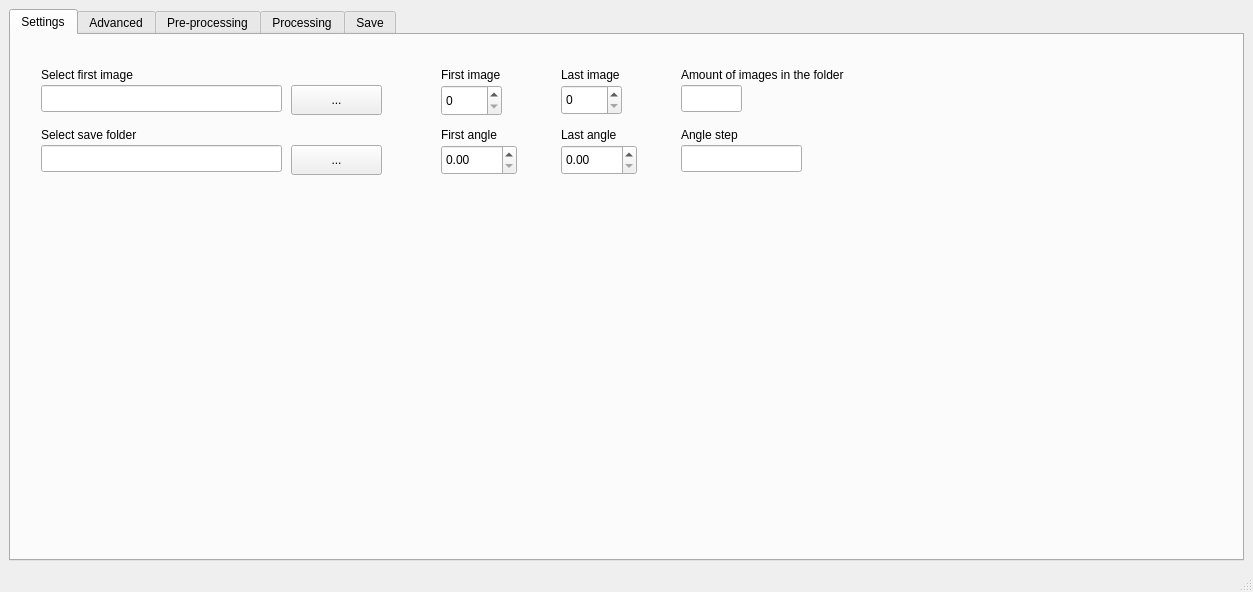
Old version of the form User Interface/mainwindow.ui in the repository MaGnaFlo/PWRI.
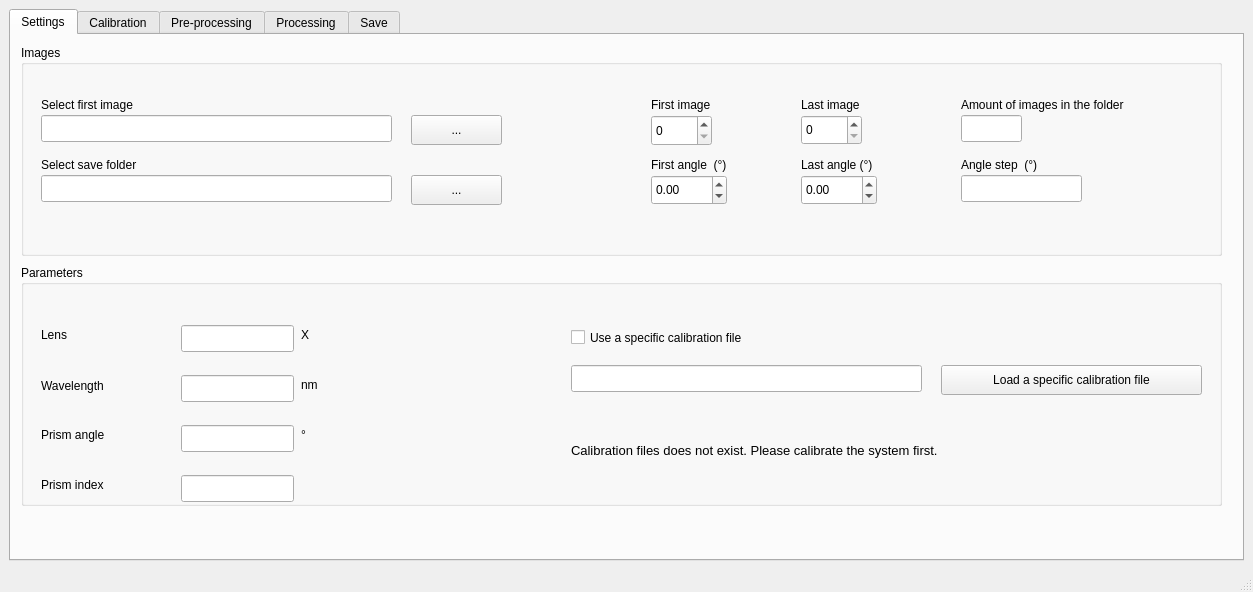
New version of the form. The open tabs and pages were chosen to show the change. Custom widgets are drawn as their Qt base class.

What changed in the file:
```diff
--- a/User Interface/mainwindow.ui
+++ b/User Interface/mainwindow.ui
@@ -31,7 +31,7 @@
         <property name="geometry">
          <rect>
           <x>30</x>
-          <y>90</y>
+          <y>120</y>
           <width>341</width>
           <height>19</height>
          </rect>
@@ -43,8 +43,8 @@
        <widget class="QPushButton" name="pushSelectImg">
         <property name="geometry">
          <rect>
-          <x>280</x>
-          <y>50</y>
+          <x>400</x>
+          <y>80</y>
           <width>91</width>
           <height>30</height>
          </rect>
@@ -56,8 +56,8 @@
        <widget class="QPushButton" name="pushSaveImg">
         <property name="geometry">
          <rect>
-          <x>280</x>
-          <y>110</y>
+          <x>400</x>
+          <y>140</y>
           <width>91</width>
           <height>30</height>
          </rect>
@@ -70,8 +70,8 @@
         <property name="geometry">
          <rect>
           <x>30</x>
-          <y>50</y>
-          <width>241</width>
+          <y>80</y>
+          <width>351</width>
           <height>27</height>
          </rect>
         </property>
@@ -80,7 +80,7 @@
         <property name="geometry">
          <rect>
           <x>30</x>
-          <y>30</y>
+          <y>60</y>
           <width>341</width>
           <height>19</height>
          </rect>
@@ -93,8 +93,8 @@
         <property name="geometry">
          <rect>
           <x>30</x>
-          <y>110</y>
-          <width>241</width>
+          <y>140</y>
+          <width>351</width>
           <height>27</height>
          </rect>
         </property>
@@ -102,8 +102,8 @@
        <widget class="QSpinBox" name="firstNumber">
         <property name="geometry">
          <rect>
-          <x>430</x>
-          <y>50</y>
+          <x>640</x>
+          <y>80</y>
           <width>61</width>
           <height>31</height>
          </rect>
@@ -115,8 +115,8 @@
        <widget class="QSpinBox" name="lastNumber">
         <property name="geometry">
          <rect>
-          <x>550</x>
-          <y>50</y>
+          <x>790</x>
+          <y>80</y>
           <width>61</width>
           <height>30</height>
          </rect>
@@ -128,9 +128,9 @@
        <widget class="QLabel" name="label_7">
         <property name="geometry">
          <rect>
-          <x>430</x>
-          <y>30</y>
-          <width>101</width>
+          <x>640</x>
+          <y>60</y>
+          <width>131</width>
           <height>19</height>
          </rect>
         </property>
@@ -141,9 +141,9 @@
        <widget class="QLabel" name="label_8">
         <property name="geometry">
          <rect>
-          <x>550</x>
-          <y>30</y>
-          <width>91</width>
+          <x>790</x>
+          <y>60</y>
+          <width>141</width>
           <height>19</height>
          </rect>
         </property>
@@ -154,28 +154,43 @@
        <widget class="QDoubleSpinBox" name="angleStart">
         <property name="geometry">
          <rect>
-          <x>430</x>
-          <y>110</y>
+          <x>640</x>
+          <y>140</y>
           <width>76</width>
           <height>30</height>
          </rect>
         </property>
+        <property name="minimum">
+         <double>-360.000000000000000</double>
+        </property>
+        <property name="maximum">
+         <double>360.000000000000000</double>
+        </property>
        </widget>
        <widget class="QDoubleSpinBox" name="angleEnd">
         <property name="geometry">
          <rect>
-          <x>550</x>
-          <y>110</y>
+          <x>790</x>
+          <y>140</y>
           <width>76</width>
           <height>30</height>
          </rect>
         </property>
+        <property name="minimum">
+         <double>-360.000000000000000</double>
+        </property>
+        <property name="maximum">
+         <double>360.000000000000000</double>
+        </property>
+        <property name="singleStep">
+         <double>1.000000000000000</double>
+        </property>
        </widget>
        <widget class="QLineEdit" name="nImages">
         <property name="geometry">
          <rect>
-          <x>670</x>
-          <y>50</y>
+          <x>950</x>
+          <y>80</y>
           <width>61</width>
           <height>27</height>
          </rect>
@@ -190,8 +205,8 @@
        <widget class="QLineEdit" name="angleStep">
         <property name="geometry">
          <rect>
-          <x>670</x>
-          <y>110</y>
+          <x>950</x>
+          <y>140</y>
           <width>121</width>
           <height>27</height>
          </rect>
@@ -206,8 +221,8 @@
        <widget class="QLabel" name="label_9">
         <property name="geometry">
          <rect>
-          <x>670</x>
-          <y>30</y>
+          <x>950</x>
+          <y>60</y>
           <width>291</width>
           <height>19</height>
          </rect>
@@ -219,46 +234,277 @@
        <widget class="QLabel" name="label_10">
         <property name="geometry">
          <rect>
-          <x>430</x>
-          <y>90</y>
-          <width>68</width>
+          <x>640</x>
+          <y>120</y>
+          <width>131</width>
           <height>19</height>
          </rect>
         </property>
         <property name="text">
-         <string>First angle</string>
+         <string>First angle  (°)</string>
         </property>
        </widget>
        <widget class="QLabel" name="label_11">
         <property name="geometry">
          <rect>
-          <x>550</x>
-          <y>90</y>
-          <width>68</width>
+          <x>790</x>
+          <y>120</y>
+          <width>161</width>
           <height>19</height>
          </rect>
         </property>
         <property name="text">
-         <string>Last angle</string>
+         <string>Last angle (°)</string>
         </property>
        </widget>
        <widget class="QLabel" name="label_12">
         <property name="geometry">
          <rect>
-          <x>670</x>
-          <y>90</y>
+          <x>950</x>
+          <y>120</y>
           <width>111</width>
           <height>19</height>
          </rect>
         </property>
         <property name="text">
-         <string>Angle step</string>
+         <string>Angle step  (°)</string>
         </property>
        </widget>
+       <widget class="QGroupBox" name="groupBox">
+        <property name="geometry">
+         <rect>
+          <x>10</x>
+          <y>10</y>
+          <width>1201</width>
+          <height>211</height>
+         </rect>
+        </property>
+        <property name="title">
+         <string>Images</string>
+        </property>
+       </widget>
+       <widget class="QGroupBox" name="groupBox_2">
+        <property name="geometry">
+         <rect>
+          <x>10</x>
+          <y>230</y>
+          <width>1201</width>
+          <height>241</height>
+         </rect>
+        </property>
+        <property name="title">
+         <string>Parameters</string>
+        </property>
+        <widget class="QLabel" name="label_3">
+         <property name="geometry">
+          <rect>
+           <x>20</x>
+           <y>60</y>
+           <width>68</width>
+           <height>19</height>
+          </rect>
+         </property>
+         <property name="text">
+          <string>Lens</string>
+         </property>
+        </widget>
+        <widget class="QLabel" name="label_19">
+         <property name="geometry">
+          <rect>
+           <x>20</x>
+           <y>110</y>
+           <width>111</width>
+           <height>21</height>
+          </rect>
+         </property>
+         <property name="text">
+          <string>Wavelength</string>
+         </property>
+        </widget>
+        <widget class="QLabel" name="label_20">
+         <property name="geometry">
+          <rect>
+           <x>20</x>
+           <y>160</y>
+           <width>111</width>
+           <height>19</height>
+          </rect>
+         </property>
+         <property name="text">
+          <string>Prism angle</string>
+         </property>
+        </widget>
+        <widget class="QLabel" name="label_21">
+         <property name="geometry">
+          <rect>
+           <x>20</x>
+           <y>210</y>
+           <width>111</width>
+           <height>19</height>
+          </rect>
+         </property>
+         <property name="text">
+          <string>Prism index</string>
+         </property>
+        </widget>
+        <widget class="QLabel" name="label_isCalibOK">
+         <property name="geometry">
+          <rect>
+           <x>550</x>
+           <y>170</y>
+           <width>631</width>
+           <height>31</height>
+          </rect>
+         </property>
+         <property name="font">
+          <font>
+           <pointsize>10</pointsize>
+          </font>
+         </property>
+         <property name="text">
+          <string>Calibration files does not exist. Please calibrate the system first.</string>
+         </property>
+        </widget>
+        <widget class="QLineEdit" name="line_lens">
+         <property name="geometry">
+          <rect>
+           <x>160</x>
+           <y>60</y>
+           <width>113</width>
+           <height>27</height>
+          </rect>
+         </property>
+        </widget>
+        <widget class="QLineEdit" name="line_wavelength">
+         <property name="geometry">
+          <rect>
+           <x>160</x>
+           <y>110</y>
+           <width>113</width>
+           <height>27</height>
+          </rect>
+         </property>
+        </widget>
+        <widget class="QLineEdit" name="line_angle">
+         <property name="geometry">
+          <rect>
+           <x>160</x>
+           <y>160</y>
+           <width>113</width>
+           <height>27</height>
+          </rect>
+         </property>
+        </widget>
+        <widget class="QLineEdit" name="line_index">
+         <property name="geometry">
+          <rect>
+           <x>160</x>
+           <y>210</y>
+           <width>113</width>
+           <height>27</height>
+          </rect>
+         </property>
+        </widget>
+        <widget class="QLabel" name="label_6">
+         <property name="geometry">
+          <rect>
+           <x>280</x>
+           <y>60</y>
+           <width>21</width>
+           <height>19</height>
+          </rect>
+         </property>
+         <property name="text">
+          <string>X</string>
+         </property>
+        </widget>
+        <widget class="QLabel" name="label_13">
+         <property name="geometry">
+          <rect>
+           <x>280</x>
+           <y>110</y>
+           <width>31</width>
+           <height>19</height>
+          </rect>
+         </property>
+         <property name="text">
+          <string>nm</string>
+         </property>
+        </widget>
+        <widget class="QLabel" name="label_14">
+         <property name="geometry">
+          <rect>
+           <x>280</x>
+           <y>160</y>
+           <width>31</width>
+           <height>19</height>
+          </rect>
+         </property>
+         <property name="text">
+          <string>°</string>
+         </property>
+        </widget>
+        <widget class="QPushButton" name="specificCalibration">
+         <property name="geometry">
+          <rect>
+           <x>920</x>
+           <y>100</y>
+           <width>261</width>
+           <height>30</height>
+          </rect>
+         </property>
+         <property name="text">
+          <string>Load a specific calibration file</string>
+         </property>
+        </widget>
+        <widget class="QLineEdit" name="line_loadSpecCalib">
+         <property name="geometry">
+          <rect>
+           <x>550</x>
+           <y>100</y>
+           <width>351</width>
+           <height>27</height>
+          </rect>
+         </property>
+        </widget>
+        <widget class="QCheckBox" name="checkBox_specificCalib">
+         <property name="geometry">
+          <rect>
+           <x>550</x>
+           <y>60</y>
+           <width>261</width>
+           <height>25</height>
+          </rect>
+         </property>
+         <property name="text">
+          <string>Use a specific calibration file</string>
+         </property>
+        </widget>
+       </widget>
+       <zorder>groupBox</zorder>
+       <zorder>groupBox_2</zorder>
+       <zorder>label_2</zorder>
+       <zorder>pushSelectImg</zorder>
+       <zorder>pushSaveImg</zorder>
+       <zorder>line_load</zorder>
+       <zorder>label</zorder>
+       <zorder>line_save</zorder>
+       <zorder>firstNumber</zorder>
+       <zorder>lastNumber</zorder>
+       <zorder>label_7</zorder>
+       <zorder>label_8</zorder>
+       <zorder>angleStart</zorder>
+       <zorder>angleEnd</zorder>
+       <zorder>nImages</zorder>
+       <zorder>angleStep</zorder>
+       <zorder>label_9</zorder>
+       <zorder>label_10</zorder>
+       <zorder>label_11</zorder>
+       <zorder>label_12</zorder>
       </widget>
       <widget class="QWidget" name="tab_cal">
        <attribute name="title">
-        <string>Advanced</string>
+        <string>Calibration</string>
        </attribute>
       </widget>
       <widget class="QWidget" name="tab_preproc">
```
Left out of the diff: 490 changed lines with no effect on the pictures.
